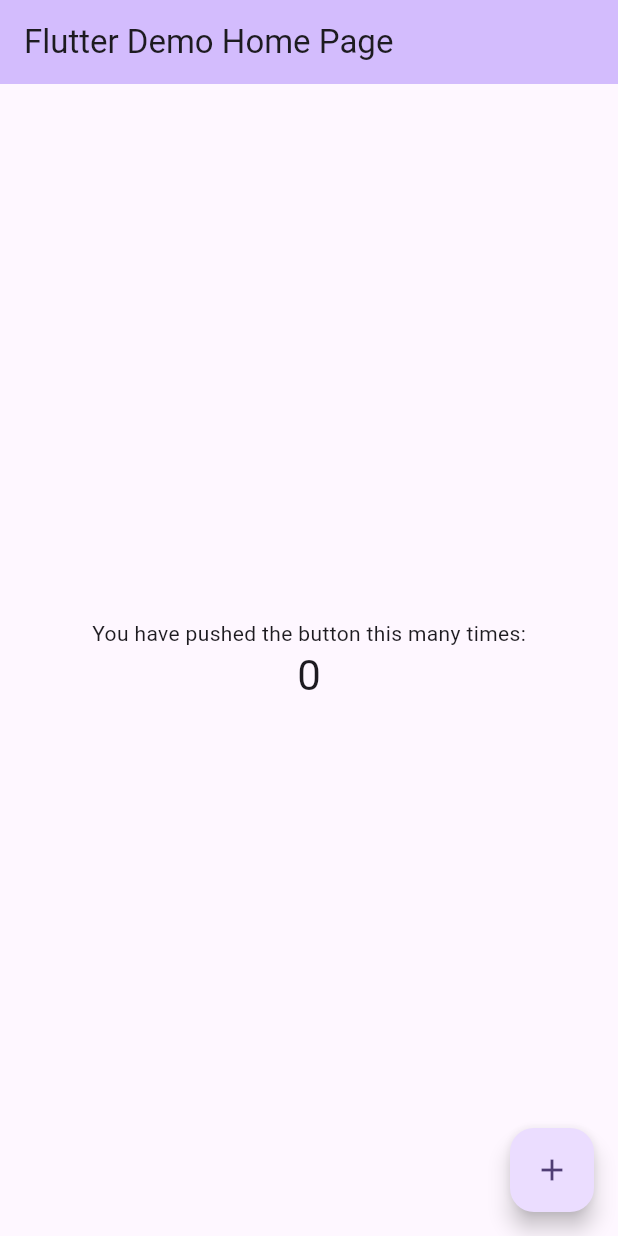
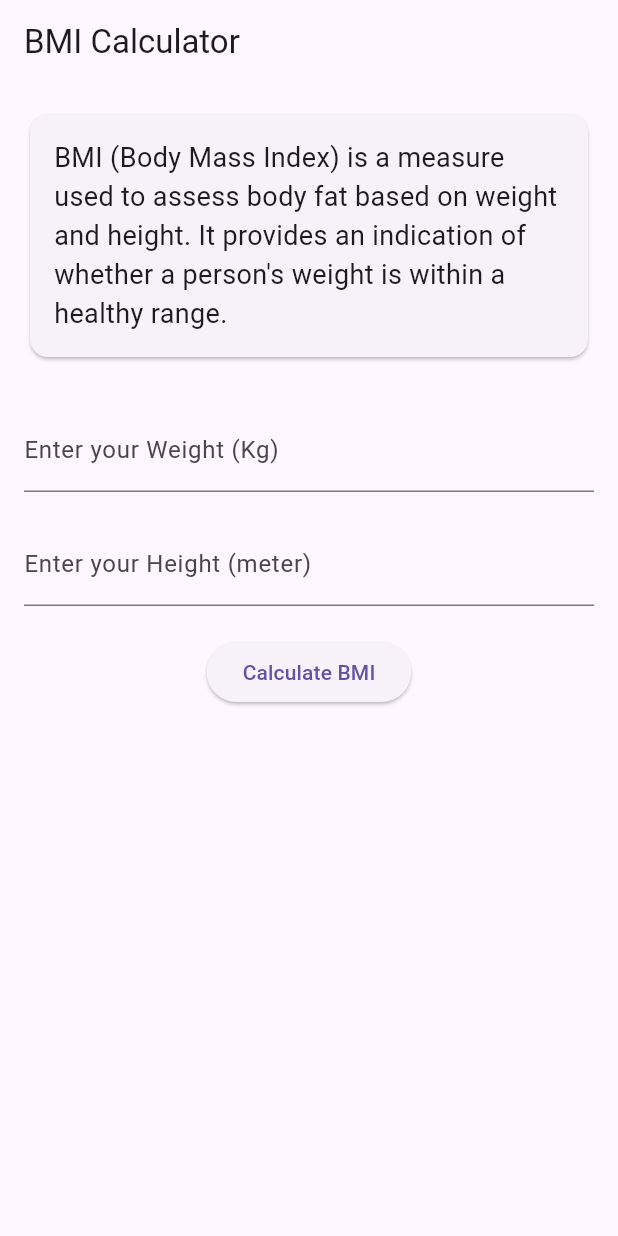
Before and after one commit to Aditya-Y-Git/BMI_Calculator, a Flutter app: the screen it shows after launch, on a phone screen of 412 x 824 dp. Run offline on Flutter 3.47's test engine with Material 2 defaults, Android fonts, the phone set to English and light mode, and no system bars.

Commit message:
created simple ui and added logic to calculate bmi

```diff
--- /dev/null
+++ b/lib/bmi_calculator.dart
@@ -0,0 +1,121 @@
+import 'package:flutter/material.dart';
+
+class BmiCalculator extends StatefulWidget {
+  const BmiCalculator({super.key});
+  @override
+  State<StatefulWidget> createState() {
+    return _BmiCalculatorState();
+  }
+}
+
+class _BmiCalculatorState extends State<BmiCalculator> {
+  final _weightController = TextEditingController();
+  final _heightController = TextEditingController();
+
+  void _showBMI() {
+    final height = double.tryParse(_heightController.text);
+    final weight = double.tryParse(_weightController.text);
+    final invalidHeight = height == null || height <= 0;
+    final inValidWeight = weight == null || weight <= 0;
+
+    @override
+    void dispose() {
+      _heightController.dispose();
+      _weightController.dispose();
+      super.dispose();
+    }
+
+    if (inValidWeight || invalidHeight) {
+      showDialog(
+          context: context,
+          builder: (ctx) {
+            return AlertDialog(
+              title: const Text('Inavlid inputs.'),
+              content: const Text(
+                  'Please ensure that you have entered a valid weight and height'),
+              actions: [
+                ElevatedButton(
+                  onPressed: () {
+                    Navigator.pop(context);
+                  },
+                  child: const Text('Okay'),
+                )
+              ],
+            );
+          });
+      return;
+    }
+
+    final bmi = (weight / (height * height)).toStringAsFixed(2);
+
+    showDialog(
+        context: context,
+        builder: (ctx) {
+          return AlertDialog(
+            title: const Text('Your BMI'),
+            content: Text(
+              'Your BMI is $bmi',
+              style: const TextStyle(
+                fontSize: 18,
+              ),
+            ),
+            actions: [
+              ElevatedButton(
+                onPressed: () {
+                  Navigator.pop(context);
+                },
+                child: const Text('Okay'),
+              )
+            ],
+          );
+        });
+  }
+
+  @override
+  Widget build(BuildContext context) {
+    return Scaffold(
+      appBar: AppBar(
+        title: const Text('BMI Calculator'),
+      ),
+      body: Container(
+        padding: const EdgeInsets.all(16),
+        child: Column(children: [
+          const Card(
+            child: Padding(
+              padding: EdgeInsets.all(16.0),
+              child: Text(
+                "BMI (Body Mass Index) is a measure used to assess body fat based on weight and height. It provides an indication of whether a person's weight is within a healthy range.",
+                style: TextStyle(
+                  fontSize: 18,
+                ),
+              ),
+            ),
+          ),
+          const SizedBox(
+            height: 30,
+          ),
+          TextField(
+            controller: _weightController,
+            keyboardType: TextInputType.number,
+            decoration:
+                const InputDecoration(label: Text("Enter your Weight (Kg)")),
+          ),
+          const SizedBox(
+            height: 20,
+          ),
+          TextField(
+            controller: _heightController,
+            keyboardType: TextInputType.number,
+            decoration:
+                const InputDecoration(label: Text("Enter your Height (meter)")),
+          ),
+          const SizedBox(
+            height: 20,
+          ),
+          ElevatedButton(
+              onPressed: _showBMI, child: const Text('Calculate BMI'))
+        ]),
+      ),
+    );
+  }
+}
--- a/lib/main.dart
+++ b/lib/main.dart
@@ -1,125 +1,11 @@
+import 'package:bmi_calculator/bmi_calculator.dart';
 import 'package:flutter/material.dart';
 
 void main() {
-  runApp(const MyApp());
+  runApp(
+    MaterialApp(
+      theme: ThemeData(useMaterial3: true),
+      home: const BmiCalculator(),
+    ),
+  );
 }
-
-class MyApp extends StatelessWidget {
-  const MyApp({super.key});
-
-  // This widget is the root of your application.
-  @override
-  Widget build(BuildContext context) {
-    return MaterialApp(
-      title: 'Flutter Demo',
-      theme: ThemeData(
-        // This is the theme of your application.
-        //
-        // TRY THIS: Try running your application with "flutter run". You'll see
-        // the application has a blue toolbar. Then, without quitting the app,
-        // try changing the seedColor in the colorScheme below to Colors.green
-        // and then invoke "hot reload" (save your changes or press the "hot
-        // reload" button in a Flutter-supported IDE, or press "r" if you used
-        // the command line to start the app).
-        //
-        // Notice that the counter didn't reset back to zero; the application
-        // state is not lost during the reload. To reset the state, use hot
-        // restart instead.
-        //
-        // This works for code too, not just values: Most code changes can be
-        // tested with just a hot reload.
-        colorScheme: ColorScheme.fromSeed(seedColor: Colors.deepPurple),
-        useMaterial3: true,
-      ),
-      home: const MyHomePage(title: 'Flutter Demo Home Page'),
-    );
-  }
-}
-
-class MyHomePage extends StatefulWidget {
-  const MyHomePage({super.key, required this.title});
-
-  // This widget is the home page of your application. It is stateful, meaning
-  // that it has a State object (defined below) that contains fields that affect
-  // how it looks.
-
-  // This class is the configuration for the state. It holds the values (in this
-  // case the title) provided by the parent (in this case the App widget) and
-  // used by the build method of the State. Fields in a Widget subclass are
-  // always marked "final".
-
-  final String title;
-
-  @override
-  State<MyHomePage> createState() => _MyHomePageState();
-}
-
-class _MyHomePageState extends State<MyHomePage> {
-  int _counter = 0;
-
-  void _incrementCounter() {
-    setState(() {
-      // This call to setState tells the Flutter framework that something has
-      // changed in this State, which causes it to rerun the build method below
-      // so that the display can reflect the updated values. If we changed
-      // _counter without calling setState(), then the build method would not be
-      // called again, and so nothing would appear to happen.
-      _counter++;
-    });
-  }
-
-  @override
-  Widget build(BuildContext context) {
-    // This method is rerun every time setState is called, for instance as done
-    // by the _incrementCounter method above.
-    //
-    // The Flutter framework has been optimized to make rerunning build methods
-    // fast, so that you can just rebuild anything that needs updating rather
-    // than having to individually change instances of widgets.
-    return Scaffold(
-      appBar: AppBar(
-        // TRY THIS: Try changing the color here to a specific color (to
-        // Colors.amber, perhaps?) and trigger a hot reload to see the AppBar
-        // change color while the other colors stay the same.
-        backgroundColor: Theme.of(context).colorScheme.inversePrimary,
-        // Here we take the value from the MyHomePage object that was created by
-        // the App.build method, and use it to set our appbar title.
-        title: Text(widget.title),
-      ),
-      body: Center(
-        // Center is a layout widget. It takes a single child and positions it
-        // in the middle of the parent.
-        child: Column(
-          // Column is also a layout widget. It takes a list of children and
-          // arranges them vertically. By default, it sizes itself to fit its
-          // children horizontally, and tries to be as tall as its parent.
-          //
-          // Column has various properties to control how it sizes itself and
-          // how it positions its children. Here we use mainAxisAlignment to
-          // center the children vertically; the main axis here is the vertical
-          // axis because Columns are vertical (the cross axis would be
-          // horizontal).
-          //
-          // TRY THIS: Invoke "debug painting" (choose the "Toggle Debug Paint"
-          // action in the IDE, or press "p" in the console), to see the
-          // wireframe for each widget.
-          mainAxisAlignment: MainAxisAlignment.center,
-          children: <Widget>[
-            const Text(
-              'You have pushed the button this many times:',
-            ),
-            Text(
-              '$_counter',
-              style: Theme.of(context).textTheme.headlineMedium,
-            ),
-          ],
-        ),
-      ),
-      floatingActionButton: FloatingActionButton(
-        onPressed: _incrementCounter,
-        tooltip: 'Increment',
-        child: const Icon(Icons.add),
-      ), // This trailing comma makes auto-formatting nicer for build methods.
-    );
-  }
-}
```
